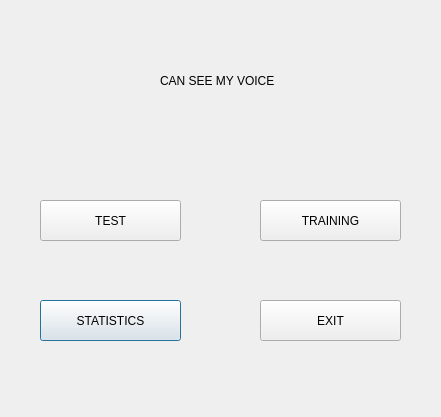
Old version of the form GUI/venv/UI source/MAIN UI.ui in the repository jwoonge/MJJ.
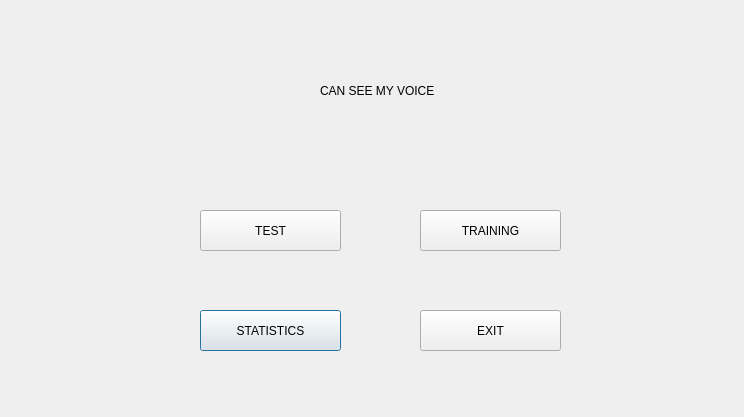
New version of the form.

```diff
--- a/GUI/venv/UI source/MAIN UI.ui
+++ b/GUI/venv/UI source/MAIN UI.ui
@@ -6,7 +6,7 @@
    <rect>
     <x>0</x>
     <y>0</y>
-    <width>441</width>
+    <width>744</width>
     <height>417</height>
    </rect>
   </property>
@@ -16,8 +16,8 @@
   <widget class="QPushButton" name="statbutton">
    <property name="geometry">
     <rect>
-     <x>40</x>
-     <y>300</y>
+     <x>200</x>
+     <y>310</y>
      <width>141</width>
      <height>41</height>
     </rect>
@@ -29,8 +29,8 @@
   <widget class="QPushButton" name="exitbutton">
    <property name="geometry">
     <rect>
-     <x>260</x>
-     <y>300</y>
+     <x>420</x>
+     <y>310</y>
      <width>141</width>
      <height>41</height>
     </rect>
@@ -42,8 +42,8 @@
   <widget class="QPushButton" name="trainbutton">
    <property name="geometry">
     <rect>
-     <x>260</x>
-     <y>200</y>
+     <x>420</x>
+     <y>210</y>
      <width>141</width>
      <height>41</height>
     </rect>
@@ -55,8 +55,8 @@
   <widget class="QPushButton" name="testbutton">
    <property name="geometry">
     <rect>
-     <x>40</x>
-     <y>200</y>
+     <x>200</x>
+     <y>210</y>
      <width>141</width>
      <height>41</height>
     </rect>
@@ -68,8 +68,8 @@
   <widget class="QLabel" name="label">
    <property name="geometry">
     <rect>
-     <x>160</x>
-     <y>40</y>
+     <x>320</x>
+     <y>50</y>
      <width>221</width>
      <height>81</height>
     </rect>
```
